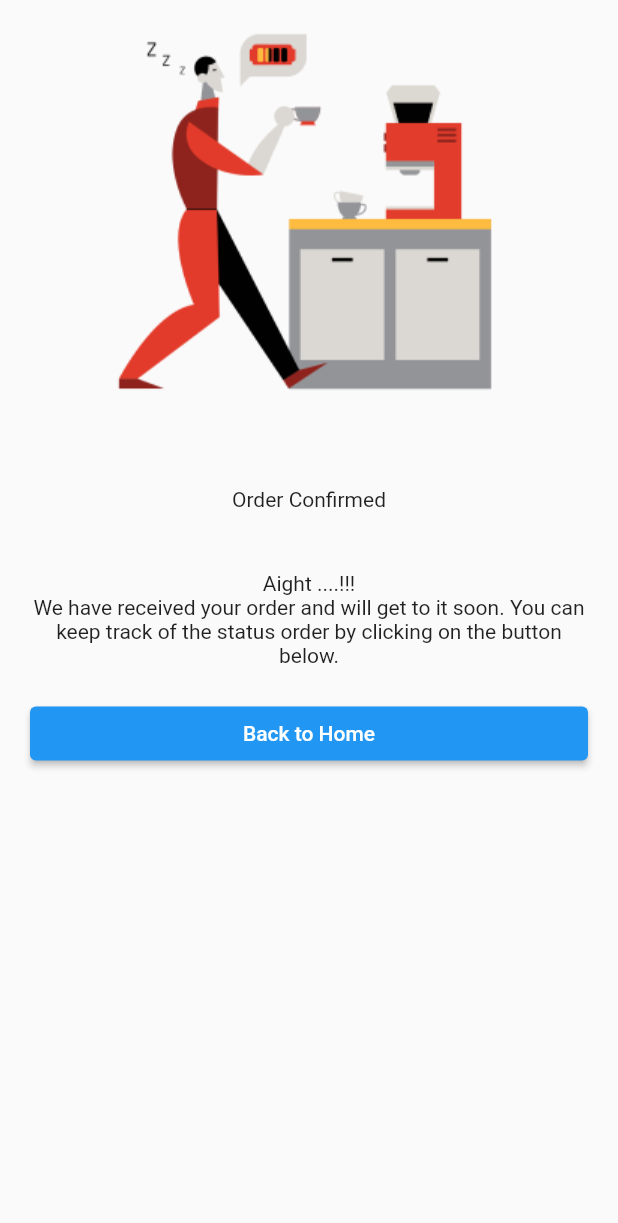
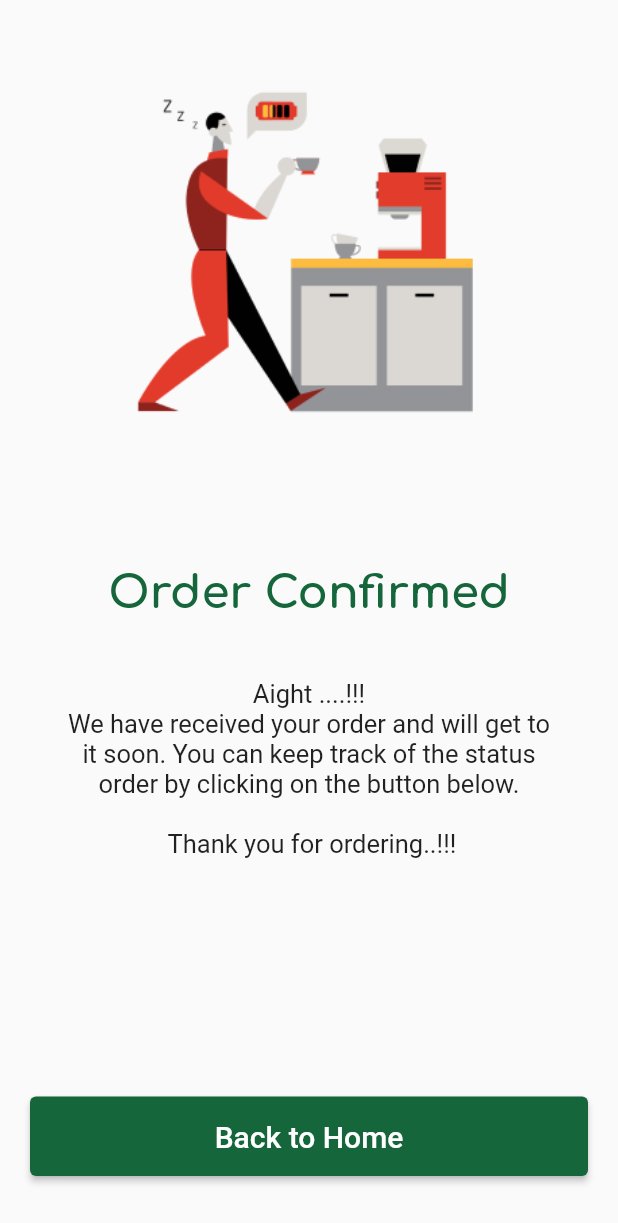
Before and after one commit to VaibhavJadhav-27/Coffe-Shop-Application, a Flutter app: the OrderConfirm screen opened directly with empty values, on a phone screen of 412 x 824 dp. Shown: the top 1223 px of the screen. Run offline on Flutter 3.47's test engine with Material 2 defaults, Android fonts, the phone set to English and light mode, and no system bars.

Commit message:
checkout and orderconfirm page done and mappings

```diff
--- a/coffeeshopapp/lib/checkout.dart
+++ b/coffeeshopapp/lib/checkout.dart
@@ -2,6 +2,7 @@
 
 import 'dart:convert';
 
+import 'package:coffeeshopapp/orderconfirm.dart';
 import 'package:flutter/material.dart';
 import 'package:http/http.dart' as http;
 
@@ -26,6 +27,7 @@ class _checkoutState extends State<checkout> {
   String add1 = "";
   String pin = "";
   String phone = "";
+  late int oid;
 
   @override
   Widget build(BuildContext context) {
@@ -91,6 +93,7 @@ class _checkoutState extends State<checkout> {
       var response3 = await http.get(url3);
       var orderjson = json.decode(response3.body);
       var orderid = orderjson[0]["orderid"];
+      oid = orderid;
       print(orderjson);
       print(orderid);
 
@@ -348,6 +351,11 @@ class _checkoutState extends State<checkout> {
                     createAlertDialog(context);
                   } else {
                     getcartitems();
+                    Navigator.push(
+                        context,
+                        MaterialPageRoute(
+                            builder: (context) =>
+                                OrderConfirm(orderid: oid, profile: custname)));
                   }
                 },
                 child: Padding(
--- a/coffeeshopapp/lib/main.dart
+++ b/coffeeshopapp/lib/main.dart
@@ -2,6 +2,7 @@
 
 import 'package:coffeeshopapp/Login_Page.dart';
 import 'package:coffeeshopapp/home_page.dart';
+import 'package:coffeeshopapp/orderconfirm.dart';
 import 'package:flutter/material.dart';
 
 void main() {
@@ -14,9 +15,7 @@ class MyApp extends StatelessWidget {
   @override
   Widget build(BuildContext context) {
     return MaterialApp(
-      home: Scaffold(
-        body: Homepage(profile: "purva"),
-      ),
+      home: Scaffold(body: Homepage(profile: "purva")),
       debugShowCheckedModeBanner: false,
     );
   }
--- a/coffeeshopapp/lib/orderconfirm.dart
+++ b/coffeeshopapp/lib/orderconfirm.dart
@@ -5,38 +5,52 @@ import 'package:flutter/material.dart';
 
 class OrderConfirm extends StatefulWidget {
   final int orderid;
-  OrderConfirm({Key? key, required this.orderid}) : super(key: key);
+  final String profile;
+  OrderConfirm({Key? key, required this.orderid, required this.profile})
+      : super(key: key);
 
   @override
   State<OrderConfirm> createState() => _OrderConfirmState();
 }
 
 class _OrderConfirmState extends State<OrderConfirm> {
-  String profile = "purva";
   String detail =
-      "Aight ....!!! \nWe have received your order and will get to it soon. You can keep track of the status order by clicking on the button below.";
+      "Aight ....!!! \nWe have received your order and will get to it soon. You can keep track of the status order by clicking on the button below.\n\n Thank you for ordering..!!!";
   @override
   Widget build(BuildContext context) {
-    return SafeArea(
-        child: Scaffold(
-      body: SingleChildScrollView(
-        child: Column(
+    String profile = widget.profile;
+    return Scaffold(
+      body: Column(
         crossAxisAlignment: CrossAxisAlignment.center,
         mainAxisAlignment: MainAxisAlignment.start,
+        mainAxisSize: MainAxisSize.min,
         children: <Widget>[
-            Expanded(child: Image.asset("assets/images/coffeeenergy.png")),
+          SizedBox(
+              height: MediaQuery.of(context).size.height * 0.4,
+              width: MediaQuery.of(context).size.width * 0.6,
+              child: Image.asset("assets/images/coffeeenergy.png")),
           SizedBox(
             height: 50,
           ),
-            Text("Order Confirmed"),
+          Text(
+            "Order Confirmed",
+            style: TextStyle(
+                fontFamily: "Comfortaa",
+                fontSize: 30,
+                fontWeight: FontWeight.bold,
+                color: Color.fromRGBO(21, 102, 59, 1)),
+          ),
           SizedBox(
             height: 40,
           ),
           Padding(
-              padding: const EdgeInsets.only(left: 20, right: 20),
+            padding: const EdgeInsets.only(left: 40, right: 40),
             child: Wrap(children: [
               Text(
                 detail,
+                style: TextStyle(
+                  fontSize: 17,
+                ),
                 textAlign: TextAlign.center,
               )
             ]),
@@ -45,10 +59,15 @@ class _OrderConfirmState extends State<OrderConfirm> {
           Padding(
             padding: EdgeInsets.all(20),
             child: ElevatedButton(
+              style: ElevatedButton.styleFrom(
+                  primary: Color.fromRGBO(21, 102, 59, 1)),
               child: Padding(
-                  padding: EdgeInsets.symmetric(horizontal: 70),
+                padding: EdgeInsets.symmetric(horizontal: 70, vertical: 15),
                 child: Center(
-                    child: Text("Back to Home"),
+                  child: Text(
+                    "Back to Home",
+                    style: TextStyle(fontSize: 20),
+                  ),
                 ),
               ),
               onPressed: () {
@@ -64,7 +83,6 @@ class _OrderConfirmState extends State<OrderConfirm> {
           )
         ],
       ),
-      ),
-    ));
+    );
   }
 }
--- a/coffeeshopapp/lib/profilepage.dart
+++ b/coffeeshopapp/lib/profilepage.dart
@@ -2,6 +2,7 @@
 
 import 'dart:convert';
 
+import 'package:coffeeshopapp/home_page.dart';
 import 'package:coffeeshopapp/menupage.dart';
 import 'package:flutter/material.dart';
 import 'package:http/http.dart' as http;
@@ -133,6 +134,11 @@ class _ProfilePageState extends State<ProfilePage> {
                         IconButton(
                           onPressed: () {
                             Navigator.pop(context);
+                            Navigator.push(
+                                context,
+                                MaterialPageRoute(
+                                    builder: (context) =>
+                                        Homepage(profile: profile)));
                           },
                           icon: Icon(
                             Icons.home,
```
Lines whose indentation alone changed are shown as unchanged.
